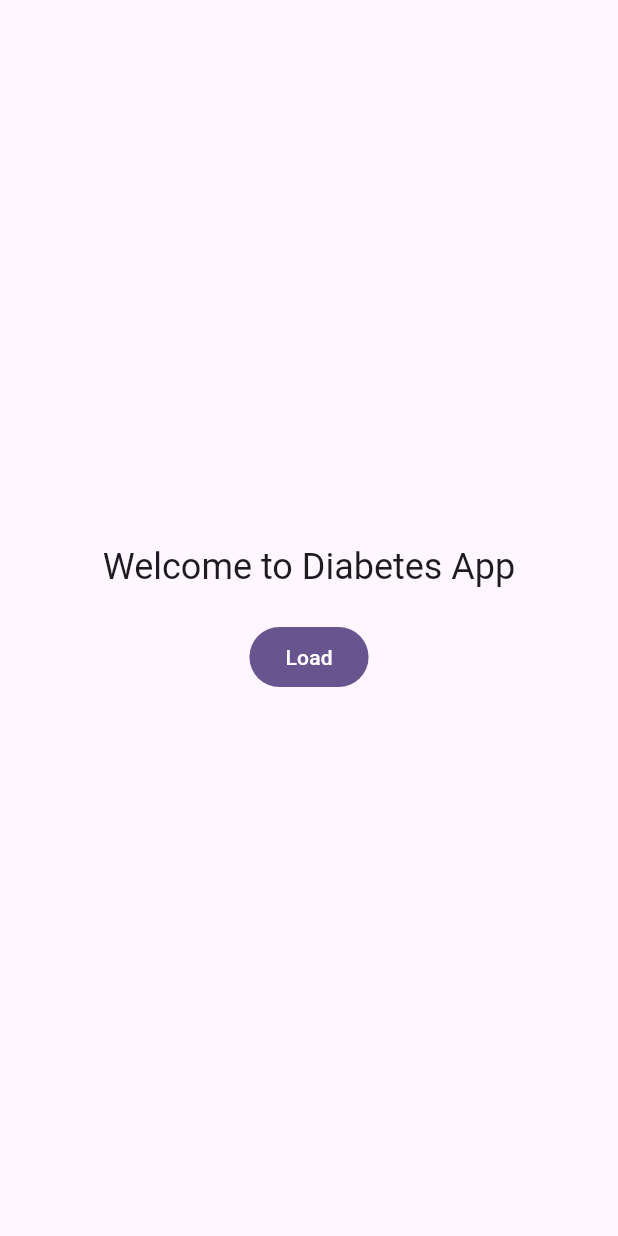
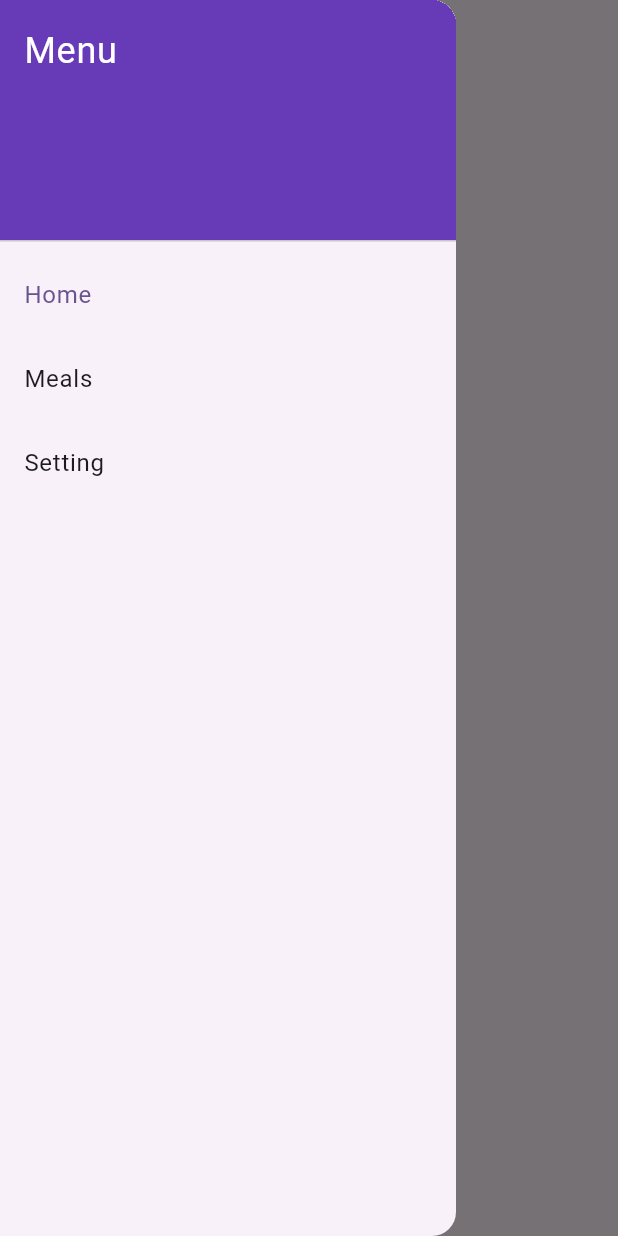
Before and after one commit to natalia0sperczynska/diabetes_app, a Flutter app: the screen it shows after launch, with the side drawer open (before the commit the screen has no drawer), on a phone screen of 412 x 824 dp. Run offline on Flutter 3.47's test engine with Material 3 defaults, Android fonts, the phone set to English and light mode, and no system bars.

Commit message:
Basic drawer navigation added

```diff
--- /dev/null
+++ b/lib/ui/screens/home/home_content.dart
@@ -0,0 +1,30 @@
+import '../../view_models/home_view_model.dart';
+import 'package:flutter/material.dart';
+import 'package:provider/provider.dart';
+
+class HomeContent extends StatelessWidget {
+  const HomeContent({super.key});
+
+  @override
+  Widget build(BuildContext context) {
+    final viewModel = context.watch<HomeViewModel>();
+    return Center(
+      child: Column(
+        mainAxisSize: MainAxisSize.min,
+        children: [
+          Text(
+            viewModel.welcomeMessage,
+            style: Theme.of(context).textTheme.headlineSmall,
+          ),
+          const SizedBox(height: 20),
+          FilledButton(
+            onPressed: () {
+              context.read<HomeViewModel>().loadUserData();
+            },
+            child: const Text("Load Data"),
+          ),
+        ],
+      ),
+    );
+  }
+}
--- a/lib/ui/screens/home/home_screen.dart
+++ b/lib/ui/screens/home/home_screen.dart
@@ -1,6 +1,8 @@
 import 'package:flutter/material.dart';
 import 'package:provider/provider.dart';
 import '../../view_models/home_view_model.dart';
+import '../../widgets/drawer.dart';
+import 'home_content.dart';
 
 class HomeScreen extends StatelessWidget {
   const HomeScreen({super.key});
@@ -8,27 +10,24 @@ class HomeScreen extends StatelessWidget {
   @override
   Widget build(BuildContext context) {
     final viewModel = context.watch<HomeViewModel>();
+
+    Widget getBody() {
+      switch (viewModel.selectedIndex) {
+        case 0:
+          return const HomeContent();
+        case 1:
+          return const Center(child: Text("Meals"));
+        case 2:
+          return const Center(child: Text("Settings"));
+        default:
+          return const HomeContent();
+      }
+    }
+
     return Scaffold(
-      body: SafeArea(
-        child: Center(
-          child: Column(
-            mainAxisSize: MainAxisSize.min,
-            children: [
-              Text(
-                viewModel.welcomeMessage,
-                style: Theme.of(context).textTheme.headlineSmall,
-              ),
-              const SizedBox(height: 20),
-              FilledButton(
-                onPressed: () {
-                  viewModel.loadUserData();
-                },
-                child: const Text("Load"),
-              ),
-            ],
-          ),
-        ),
-      ),
+      appBar: AppBar(title: Text(viewModel.currentTitle)),
+      drawer: const AppDrawer(),
+      body: SafeArea(child: getBody()),
     );
   }
 }
--- a/lib/ui/view_models/home_view_model.dart
+++ b/lib/ui/view_models/home_view_model.dart
@@ -1,9 +1,33 @@
 import 'package:flutter/material.dart';
-class HomeViewModel extends ChangeNotifier{
-  HomeViewModel();
 
-  String _welcomeMessage = "Welcome to Diabetes App";
+class HomeViewModel extends ChangeNotifier {
+  String _currentTitle = "Diabetes App";
+
+  String get currentTitle => _currentTitle;
+
+  int _selectedIndex = 0;
+
+  int get selectedIndex => _selectedIndex;
+
+  String _welcomeMessage = "Welcome";
+
   String get welcomeMessage => _welcomeMessage;
+
+  void setIndex(int index) {
+    _selectedIndex = index;
+    switch (index) {
+      case 0:
+        _currentTitle = "Home";
+        break;
+      case 1:
+        _currentTitle = "Meals";
+        break;
+      case 2:
+        _currentTitle = "Settings";
+        break;
+    }
+    notifyListeners();
+  }
 
   // User? _user;
   // User? get user => _user;
--- /dev/null
+++ b/lib/ui/widgets/drawer.dart
@@ -0,0 +1,50 @@
+import 'package:flutter/material.dart';
+import 'package:provider/provider.dart';
+import '../view_models/home_view_model.dart';
+
+class AppDrawer extends StatelessWidget {
+  const AppDrawer({super.key});
+
+  @override
+  Widget build(BuildContext context) {
+    final viewModel = context.watch<HomeViewModel>();
+    return Drawer(
+      child: ListView(
+        padding: EdgeInsets.zero,
+        children: [
+          const DrawerHeader(
+            decoration: BoxDecoration(color: Colors.deepPurple),
+            child: Text(
+              'Menu',
+              style: TextStyle(color: Colors.white, fontSize: 24),
+            ),
+          ),
+          ListTile(
+            title: const Text('Home'),
+            selected: viewModel.selectedIndex == 0,
+            onTap: () {
+              context.read<HomeViewModel>().setIndex(0);
+              Navigator.pop(context);
+            },
+          ),
+          ListTile(
+            title: const Text('Meals'),
+            selected: viewModel.selectedIndex == 1,
+            onTap: () {
+              context.read<HomeViewModel>().setIndex(1);
+              Navigator.pop(context);
+            },
+          ),
+          ListTile(
+            title: const Text('Setting'),
+            selected: viewModel.selectedIndex == 2,
+            onTap: () {
+              context.read<HomeViewModel>().setIndex(2);
+              Navigator.pop(context);
+            },
+          ),
+        ],
+      ),
+    );
+  }
+}
```
